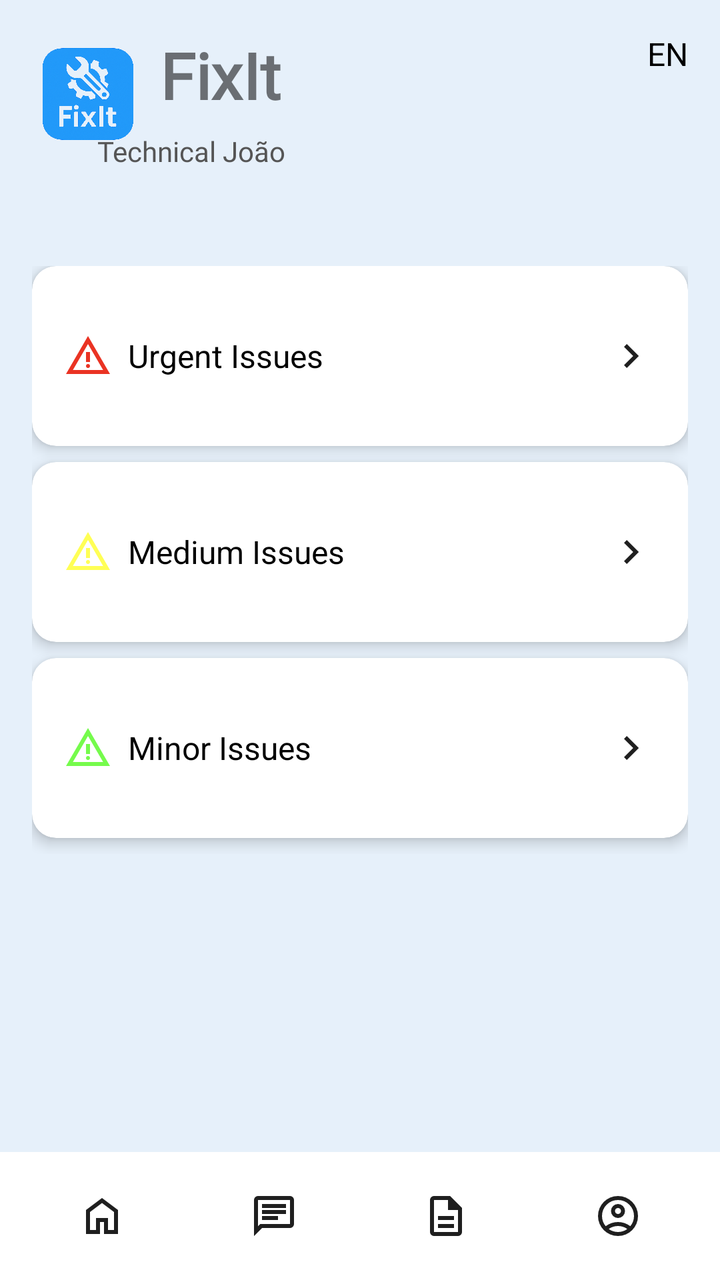
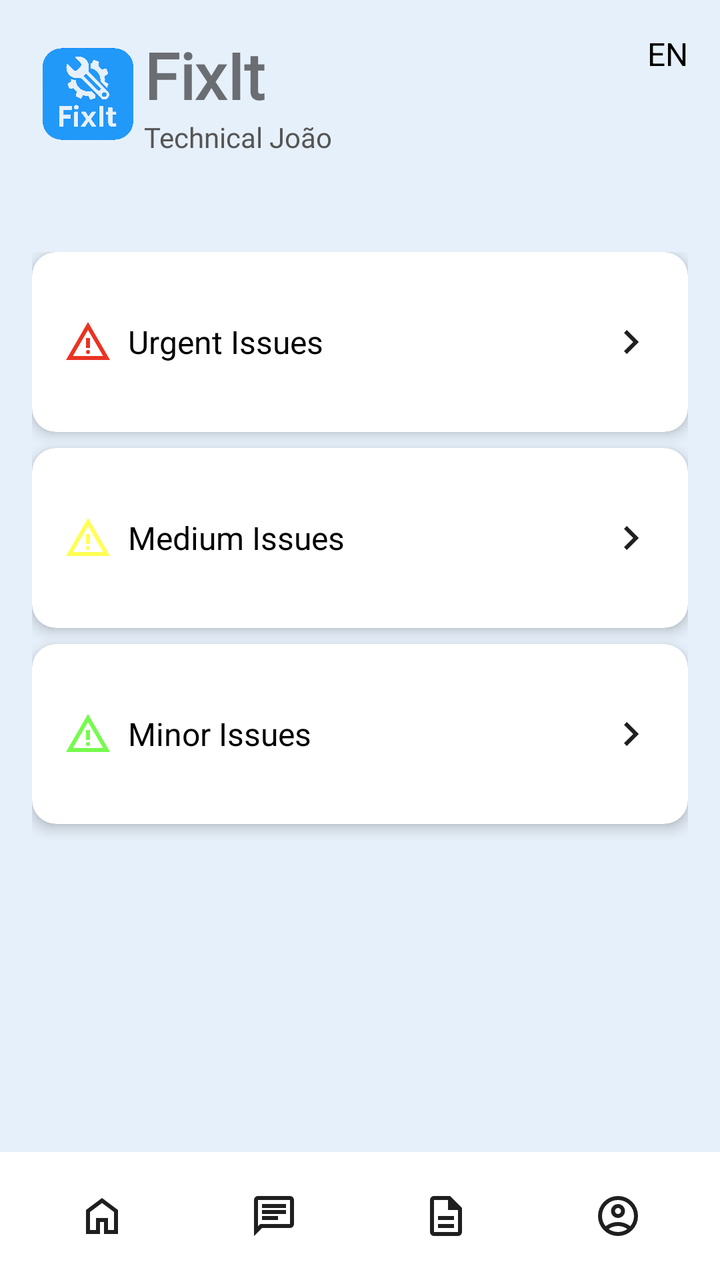

Compare the two renders of this Android layout. The source of the first and the diff that turns it into the second are given below.
<!-- AndroidManifest.xml: application theme Theme.FixIt -->
<!-- res/layout/activity_technical_dashboard.xml -->
<?xml version="1.0" encoding="utf-8"?>
<androidx.constraintlayout.widget.ConstraintLayout xmlns:android="http://schemas.android.com/apk/res/android"
    xmlns:app="http://schemas.android.com/apk/res-auto"
    xmlns:tools="http://schemas.android.com/tools"
    android:layout_width="match_parent"
    android:layout_height="match_parent"
    android:background="#E6F0FA"
    tools:context=".TechnicalDashboardActivity">

    <ImageView
        android:id="@+id/logoIcon"
        android:layout_width="56dp"
        android:layout_height="62dp"
        android:layout_marginStart="16dp"
        android:layout_marginTop="16dp"
        android:src="@drawable/fixit_logo"
        app:layout_constraintStart_toStartOf="parent"
        app:layout_constraintTop_toTopOf="parent" />

    <TextView
        android:id="@+id/appTitle"
        android:layout_width="wrap_content"
        android:layout_height="wrap_content"
        android:layout_marginStart="8dp"
        android:layout_marginTop="16dp"
        android:fontFamily="@font/rem"
        android:text="@string/app_name"
        android:textSize="32sp"
        android:textStyle="bold"
        app:layout_constraintStart_toEndOf="@id/logoIcon"
        app:layout_constraintTop_toTopOf="parent" />

    <TextView
        android:id="@+id/languageSwitcher"
        android:layout_width="wrap_content"
        android:layout_height="wrap_content"
        android:layout_marginTop="16dp"
        android:layout_marginEnd="16dp"
        android:text="EN"
        android:textColor="#000000"
        android:textSize="16sp"
        app:layout_constraintEnd_toEndOf="parent"
        app:layout_constraintTop_toTopOf="parent" />

    <TextView
        android:id="@+id/userRole"
        android:layout_width="wrap_content"
        android:layout_height="wrap_content"
        android:layout_marginTop="66dp"
        android:layout_marginEnd="241dp"
        android:layout_marginBottom="140dp"
        android:fontFamily="@font/roboto"
        android:text="Technical João"
        android:textColor="#555555"
        android:textSize="14sp"
        app:layout_constraintBottom_toTopOf="@+id/issuesContainer"
        app:layout_constraintEnd_toEndOf="parent"
        app:layout_constraintStart_toEndOf="@+id/logoIcon"
        app:layout_constraintTop_toTopOf="parent" />

    <LinearLayout
        android:id="@+id/issuesContainer"
        android:layout_width="0dp"
        android:layout_height="wrap_content"
        android:orientation="vertical"
        android:layout_marginTop="48dp"
        app:layout_constraintTop_toBottomOf="@id/userRole"
        app:layout_constraintStart_toStartOf="parent"
        app:layout_constraintEnd_toEndOf="parent"
        android:paddingHorizontal="16dp">

        <androidx.cardview.widget.CardView
            android:layout_width="match_parent"
            android:layout_height="wrap_content"
            android:layout_marginBottom="8dp"
            app:cardCornerRadius="12dp"
            app:cardElevation="4dp"
            app:cardBackgroundColor="#FFFFFF">

            <LinearLayout
                android:layout_width="match_parent"
                android:layout_height="90dp"
                android:gravity="center_vertical"
                android:orientation="horizontal"
                android:padding="16dp">

                <ImageView
                    android:layout_width="24dp"
                    android:layout_height="24dp"
                    android:src="@drawable/ic_warning_red"
                android:contentDescription="Urgent warning" />

                <TextView
                    android:layout_width="0dp"
                    android:layout_height="wrap_content"
                    android:layout_marginStart="8dp"
                    android:layout_weight="1"
                    android:text="Urgent Issues"
                    android:textColor="#000000"
                    android:textSize="16sp" />

                <ImageView
                    android:layout_width="24dp"
                    android:layout_height="24dp"
                    android:contentDescription="View details"
                    android:src="@drawable/ic_chevron_right" />
            </LinearLayout>
        </androidx.cardview.widget.CardView>

        <androidx.cardview.widget.CardView
            android:layout_width="match_parent"
            android:layout_height="wrap_content"
            android:layout_marginBottom="8dp"
            app:cardCornerRadius="12dp"
            app:cardElevation="4dp"
            app:cardBackgroundColor="#FFFFFF">

            <LinearLayout
                android:layout_width="match_parent"
                android:layout_height="90dp"
                android:gravity="center_vertical"
                android:orientation="horizontal"
                android:padding="16dp">

                <ImageView
                    android:layout_width="24dp"
                    android:layout_height="24dp"
                    android:src="@drawable/ic_warning_yellow"
                android:contentDescription="Medium warning" />

                <TextView
                    android:layout_width="0dp"
                    android:layout_height="wrap_content"
                    android:layout_marginStart="8dp"
                    android:layout_weight="1"
                    android:text="Medium Issues"
                    android:textColor="#000000"
                    android:textSize="16sp" />

                <ImageView
                    android:layout_width="24dp"
                    android:layout_height="24dp"
                    android:contentDescription="View details"
                    android:src="@drawable/ic_chevron_right" />
            </LinearLayout>
        </androidx.cardview.widget.CardView>

        <androidx.cardview.widget.CardView
            android:layout_width="match_parent"
            android:layout_height="wrap_content"
            android:layout_marginBottom="8dp"
            app:cardCornerRadius="12dp"
            app:cardElevation="4dp"
            app:cardBackgroundColor="#FFFFFF">

            <LinearLayout
                android:layout_width="match_parent"
                android:layout_height="90dp"
                android:orientation="horizontal"
                android:padding="16dp"
                android:gravity="center_vertical">

                <ImageView
                    android:layout_width="24dp"
                    android:layout_height="24dp"
                    android:src="@drawable/ic_warning_green"
                android:contentDescription="Minor warning" />

                <TextView
                    android:layout_width="0dp"
                    android:layout_height="wrap_content"
                    android:layout_weight="1"
                    android:text="Minor Issues "
                    android:textSize="16sp"
                    android:textColor="#000000"
                    android:layout_marginStart="8dp" />

                <ImageView
                    android:layout_width="24dp"
                    android:layout_height="24dp"
                    android:src="@drawable/ic_chevron_right"
                    android:contentDescription="View details" />
            </LinearLayout>
        </androidx.cardview.widget.CardView>

    </LinearLayout>

    <include
        android:id="@+id/bottomNavBar"
        layout="@layout/component_bottom_nav"
        android:layout_width="match_parent"
        android:layout_height="wrap_content"
        app:layout_constraintBottom_toBottomOf="parent" />

</androidx.constraintlayout.widget.ConstraintLayout>
<!-- res/layout/component_bottom_nav.xml (included above) -->
<?xml version="1.0" encoding="utf-8"?>
<LinearLayout xmlns:android="http://schemas.android.com/apk/res/android"
    xmlns:tools="http://schemas.android.com/tools"
    android:id="@+id/bottomNavBar"
    android:layout_width="match_parent"
    android:layout_height="60dp"
    android:background="#FFFFFF"
    android:baselineAligned="false"
    android:orientation="horizontal"
    android:padding="8dp">

    <FrameLayout
        android:id="@+id/nav_home"
        android:layout_width="0dp"
        android:layout_height="match_parent"
        android:layout_weight="1"
        android:clickable="true"
        android:focusable="true"
        android:minWidth="48dp"
        android:minHeight="48dp"
        tools:ignore="TouchTargetSizeCheck">

        <ImageView
            android:layout_width="wrap_content"
            android:layout_height="wrap_content"
            android:layout_gravity="center"
            android:contentDescription="Home"
            android:src="@drawable/ic_home" />
    </FrameLayout>

    <FrameLayout
        android:id="@+id/nav_messages"
        android:layout_width="0dp"
        android:layout_height="match_parent"
        android:layout_weight="1"
        android:clickable="true"
        android:focusable="true"
        android:minWidth="48dp"
        android:minHeight="48dp"
        tools:ignore="TouchTargetSizeCheck">

        <ImageView
            android:layout_width="wrap_content"
            android:layout_height="wrap_content"
            android:layout_gravity="center"
            android:contentDescription="Messages"
            android:src="@drawable/ic_messages" />
    </FrameLayout>

    <FrameLayout
        android:id="@+id/nav_reports"
        android:layout_width="0dp"
        android:layout_height="match_parent"
        android:layout_weight="1"
        android:clickable="true"
        android:focusable="true"
        android:minWidth="48dp"
        android:minHeight="48dp"
        tools:ignore="TouchTargetSizeCheck">

        <ImageView
            android:layout_width="wrap_content"
            android:layout_height="wrap_content"
            android:layout_gravity="center"
            android:contentDescription="Reports"
            android:src="@drawable/ic_reports" />
    </FrameLayout>

    <FrameLayout
        android:id="@+id/nav_profile"
        android:layout_width="0dp"
        android:layout_height="match_parent"
        android:layout_weight="1"
        android:clickable="true"
        android:focusable="true"
        android:minWidth="48dp"
        android:minHeight="48dp"
        tools:ignore="TouchTargetSizeCheck">

        <ImageView
            android:layout_width="wrap_content"
            android:layout_height="wrap_content"
            android:layout_gravity="center"
            android:contentDescription="Profile"
            android:src="@drawable/ic_profile" />
    </FrameLayout>

</LinearLayout>
<!-- resources referenced by this layout -->
<resources>
  <!-- drawable ic_chevron_right (drawable) -->
  <vector xmlns:android="http://schemas.android.com/apk/res/android"
      android:width="24dp"
      android:height="24dp"
      android:viewportWidth="960"
      android:viewportHeight="960">
    <path
        android:pathData="M504,480 L320,296l56,-56 240,240 -240,240 -56,-56 184,-184Z"
        android:fillColor="#1f1f1f"/>
  </vector>
  <!-- drawable ic_home (drawable) -->
  <vector xmlns:android="http://schemas.android.com/apk/res/android"
      android:width="24dp"
      android:height="24dp"
      android:viewportWidth="960"
      android:viewportHeight="960">
    <path
        android:pathData="M240,760h120v-240h240v240h120v-360L480,220 240,400v360ZM160,840v-480l320,-240 320,240v480L520,840v-240h-80v240L160,840ZM480,490Z"
        android:fillColor="#1f1f1f"/>
  </vector>
  <!-- drawable ic_reports (drawable) -->
  <vector xmlns:android="http://schemas.android.com/apk/res/android"
      android:width="24dp"
      android:height="24dp"
      android:viewportWidth="960"
      android:viewportHeight="960">
    <path
        android:pathData="M320,720h320v-80L320,640v80ZM320,560h320v-80L320,480v80ZM240,880q-33,0 -56.5,-23.5T160,800v-640q0,-33 23.5,-56.5T240,80h320l240,240v480q0,33 -23.5,56.5T720,880L240,880ZM520,360v-200L240,160v640h480v-440L520,360ZM240,160v200,-200 640,-640Z"
        android:fillColor="#1f1f1f"/>
  </vector>
  <!-- drawable ic_warning_green (drawable) -->
  <vector xmlns:android="http://schemas.android.com/apk/res/android"
      android:width="24dp"
      android:height="24dp"
      android:viewportWidth="960"
      android:viewportHeight="960">
    <path
        android:pathData="m40,840 l440,-760 440,760L40,840ZM178,760h604L480,240 178,760ZM480,720q17,0 28.5,-11.5T520,680q0,-17 -11.5,-28.5T480,640q-17,0 -28.5,11.5T440,680q0,17 11.5,28.5T480,720ZM440,600h80v-200h-80v200ZM480,500Z"
        android:fillColor="#75FB4C"/>
  </vector>
  <!-- drawable ic_warning_red (drawable) -->
  <vector xmlns:android="http://schemas.android.com/apk/res/android"
      android:width="24dp"
      android:height="24dp"
      android:viewportWidth="960"
      android:viewportHeight="960">
    <path
        android:pathData="m40,840 l440,-760 440,760L40,840ZM178,760h604L480,240 178,760ZM480,720q17,0 28.5,-11.5T520,680q0,-17 -11.5,-28.5T480,640q-17,0 -28.5,11.5T440,680q0,17 11.5,28.5T480,720ZM440,600h80v-200h-80v200ZM480,500Z"
        android:fillColor="#EA3323"/>
  </vector>
  <!-- drawable ic_warning_yellow (drawable) -->
  <vector xmlns:android="http://schemas.android.com/apk/res/android"
      android:width="24dp"
      android:height="24dp"
      android:viewportWidth="960"
      android:viewportHeight="960">
    <path
        android:pathData="m40,840 l440,-760 440,760L40,840ZM178,760h604L480,240 178,760ZM480,720q17,0 28.5,-11.5T520,680q0,-17 -11.5,-28.5T480,640q-17,0 -28.5,11.5T440,680q0,17 11.5,28.5T480,720ZM440,600h80v-200h-80v200ZM480,500Z"
        android:fillColor="#FFFF55"/>
  </vector>
  <string name="app_name">FixIt</string>
  <style name="Theme.FixIt" parent="Theme.MaterialComponents.DayNight.NoActionBar">
          
          <item name="colorPrimary">@color/purple_500</item>
          <item name="colorAccent">@color/teal_200</item>
          <item name="colorPrimaryVariant">@color/purple_700</item>
          <item name="colorOnPrimary">@color/white</item>
          <item name="colorSecondary">@color/teal_200</item>
          <item name="colorOnSecondary">@color/black</item>
  
          
          <item name="android:windowBackground">@color/light_blue</item>
  
          
          <item name="android:forceDarkAllowed" tools:targetApi="q">true</item>
      </style>
  <color name="purple_500">#FF6200EE</color>
  <color name="teal_200">#FF03DAC5</color>
  <color name="purple_700">#FF3700B3</color>
  <color name="white">#FFFFFFFF</color>
  <color name="black">#FF000000</color>
  <color name="light_blue">#E6F0FA</color>
  <!-- unchanged entries left out for length: 3 -->
</resources>

<!-- the commit's change to res/layout/activity_technical_dashboard.xml (unified diff, before → after) -->
@@ -5,6 +5,7 @@
     android:layout_width="match_parent"
     android:layout_height="match_parent"
     android:background="#E6F0FA"
+    android:fitsSystemWindows="true"
     tools:context=".TechnicalDashboardActivity">
 
     <ImageView
@@ -21,22 +22,20 @@
         android:id="@+id/appTitle"
         android:layout_width="wrap_content"
         android:layout_height="wrap_content"
-        android:layout_marginStart="8dp"
-        android:layout_marginTop="16dp"
         android:fontFamily="@font/rem"
         android:text="@string/app_name"
         android:textSize="32sp"
         android:textStyle="bold"
-        app:layout_constraintStart_toEndOf="@id/logoIcon"
-        app:layout_constraintTop_toTopOf="parent" />
+        app:layout_constraintStart_toEndOf="@+id/logoIcon"
+        app:layout_constraintTop_toTopOf="@+id/logoIcon" />
 
     <TextView
-        android:id="@+id/languageSwitcher"
+        android:id="@+id/languageSelector"
         android:layout_width="wrap_content"
         android:layout_height="wrap_content"
         android:layout_marginTop="16dp"
         android:layout_marginEnd="16dp"
-        android:text="EN"
+        android:text="@string/change_languague"
         android:textColor="#000000"
         android:textSize="16sp"
         app:layout_constraintEnd_toEndOf="parent"
@@ -46,36 +45,31 @@
         android:id="@+id/userRole"
         android:layout_width="wrap_content"
         android:layout_height="wrap_content"
-        android:layout_marginTop="66dp"
-        android:layout_marginEnd="241dp"
-        android:layout_marginBottom="140dp"
         android:fontFamily="@font/roboto"
         android:text="Technical João"
         android:textColor="#555555"
         android:textSize="14sp"
-        app:layout_constraintBottom_toTopOf="@+id/issuesContainer"
-        app:layout_constraintEnd_toEndOf="parent"
         app:layout_constraintStart_toEndOf="@+id/logoIcon"
-        app:layout_constraintTop_toTopOf="parent" />
+        app:layout_constraintTop_toBottomOf="@+id/appTitle" />
 
     <LinearLayout
         android:id="@+id/issuesContainer"
         android:layout_width="0dp"
         android:layout_height="wrap_content"
+        android:layout_marginTop="48dp"
         android:orientation="vertical"
-        android:layout_marginTop="48dp"
-        app:layout_constraintTop_toBottomOf="@id/userRole"
+        android:paddingHorizontal="16dp"
+        app:layout_constraintEnd_toEndOf="parent"
         app:layout_constraintStart_toStartOf="parent"
-        app:layout_constraintEnd_toEndOf="parent"
-        android:paddingHorizontal="16dp">
+        app:layout_constraintTop_toBottomOf="@id/userRole">
 
         <androidx.cardview.widget.CardView
             android:layout_width="match_parent"
             android:layout_height="wrap_content"
             android:layout_marginBottom="8dp"
+            app:cardBackgroundColor="#FFFFFF"
             app:cardCornerRadius="12dp"
-            app:cardElevation="4dp"
-            app:cardBackgroundColor="#FFFFFF">
+            app:cardElevation="4dp">
 
             <LinearLayout
                 android:layout_width="match_parent"
@@ -87,8 +81,8 @@
                 <ImageView
                     android:layout_width="24dp"
                     android:layout_height="24dp"
-                    android:src="@drawable/ic_warning_red"
-                android:contentDescription="Urgent warning" />
+                    android:contentDescription="Urgent warning"
+                    android:src="@drawable/ic_warning_red" />
 
                 <TextView
                     android:layout_width="0dp"
@@ -111,9 +105,9 @@
             android:layout_width="match_parent"
             android:layout_height="wrap_content"
             android:layout_marginBottom="8dp"
+            app:cardBackgroundColor="#FFFFFF"
             app:cardCornerRadius="12dp"
-            app:cardElevation="4dp"
-            app:cardBackgroundColor="#FFFFFF">
+            app:cardElevation="4dp">
 
             <LinearLayout
                 android:layout_width="match_parent"
@@ -125,8 +119,8 @@
                 <ImageView
                     android:layout_width="24dp"
                     android:layout_height="24dp"
-                    android:src="@drawable/ic_warning_yellow"
-                android:contentDescription="Medium warning" />
+                    android:contentDescription="Medium warning"
+                    android:src="@drawable/ic_warning_yellow" />
 
                 <TextView
                     android:layout_width="0dp"
@@ -149,37 +143,37 @@
             android:layout_width="match_parent"
             android:layout_height="wrap_content"
             android:layout_marginBottom="8dp"
+            app:cardBackgroundColor="#FFFFFF"
             app:cardCornerRadius="12dp"
-            app:cardElevation="4dp"
-            app:cardBackgroundColor="#FFFFFF">
+            app:cardElevation="4dp">
 
             <LinearLayout
                 android:layout_width="match_parent"
                 android:layout_height="90dp"
+                android:gravity="center_vertical"
                 android:orientation="horizontal"
-                android:padding="16dp"
-                android:gravity="center_vertical">
-
-                <ImageView
-                    android:layout_width="24dp"
-                    android:layout_height="24dp"
-                    android:src="@drawable/ic_warning_green"
-                android:contentDescription="Minor warning" />
+                android:padding="16dp">
+
+                <ImageView
+                    android:layout_width="24dp"
+                    android:layout_height="24dp"
+                    android:contentDescription="Minor warning"
+                    android:src="@drawable/ic_warning_green" />
 
                 <TextView
                     android:layout_width="0dp"
                     android:layout_height="wrap_content"
+                    android:layout_marginStart="8dp"
                     android:layout_weight="1"
                     android:text="Minor Issues "
-                    android:textSize="16sp"
                     android:textColor="#000000"
-                    android:layout_marginStart="8dp" />
-
-                <ImageView
-                    android:layout_width="24dp"
-                    android:layout_height="24dp"
-                    android:src="@drawable/ic_chevron_right"
-                    android:contentDescription="View details" />
+                    android:textSize="16sp" />
+
+                <ImageView
+                    android:layout_width="24dp"
+                    android:layout_height="24dp"
+                    android:contentDescription="View details"
+                    android:src="@drawable/ic_chevron_right" />
             </LinearLayout>
         </androidx.cardview.widget.CardView>
 
<!-- resource entries referenced after the edit -->
@@ -61,14 +61,15 @@
         android:fillColor="#FFFF55"/>
   </vector>
   <string name="app_name">FixIt</string>
+  <string name="change_languague">EN</string>
   <style name="Theme.FixIt" parent="Theme.MaterialComponents.DayNight.NoActionBar">
           
-          <item name="colorPrimary">@color/purple_500</item>
-          <item name="colorAccent">@color/teal_200</item>
-          <item name="colorPrimaryVariant">@color/purple_700</item>
-          <item name="colorOnPrimary">@color/white</item>
-          <item name="colorSecondary">@color/teal_200</item>
-          <item name="colorOnSecondary">@color/black</item>
+          <item name="colorPrimary">#2199F9</item> 
+          <item name="colorPrimaryVariant">#1976D2</item> 
+          <item name="colorOnPrimary">#FFFFFF</item>
+  
+          <item name="colorSecondary">#2199F9</item>
+          <item name="colorOnSecondary">#FFFFFF</item>
   
           
           <item name="android:windowBackground">@color/light_blue</item>
@@ -76,11 +77,6 @@
           
           <item name="android:forceDarkAllowed" tools:targetApi="q">true</item>
       </style>
-  <color name="purple_500">#FF6200EE</color>
-  <color name="teal_200">#FF03DAC5</color>
-  <color name="purple_700">#FF3700B3</color>
-  <color name="white">#FFFFFFFF</color>
-  <color name="black">#FF000000</color>
   <color name="light_blue">#E6F0FA</color>
   <!-- unchanged entries left out for length: 3 -->
 </resources>
